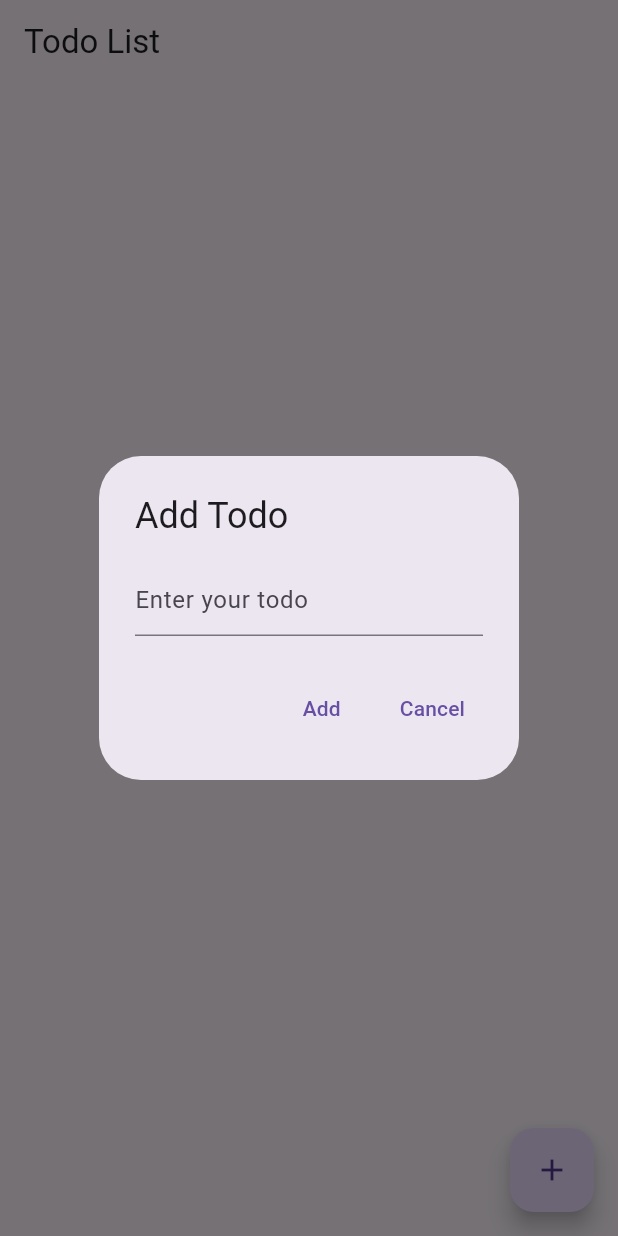
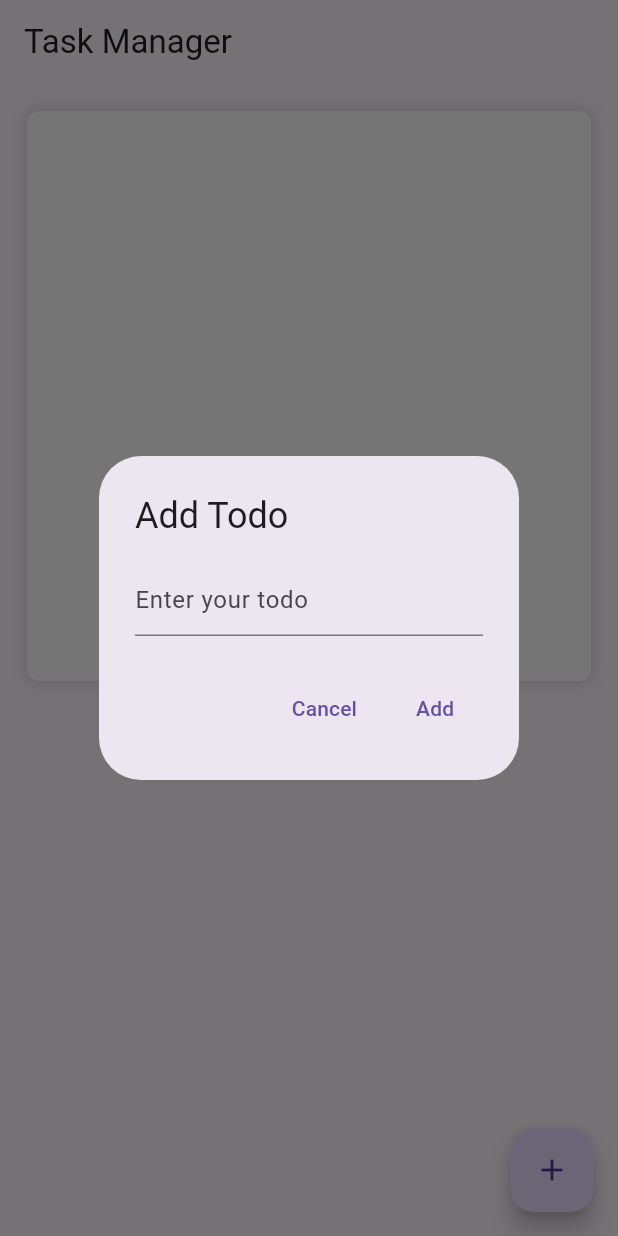
Before and after one commit to matthewincardona/task-manager, a Flutter app: the screen it shows after launch, after a tap on the "add" icon, on a phone screen of 412 x 824 dp. Run offline on Flutter 3.47's test engine with Material 3 defaults, Android fonts, the phone set to English and light mode, and no system bars.

```diff
--- a/lib/view/todo_view.dart
+++ b/lib/view/todo_view.dart
@@ -6,6 +6,7 @@ class TodoView extends StatefulWidget {
   const TodoView({Key? key}) : super(key: key);
 
   @override
+  // ignore: library_private_types_in_public_api
   _TodoViewState createState() => _TodoViewState();
 }
 
@@ -14,11 +15,36 @@ class _TodoViewState extends State<TodoView> {
   Widget build(BuildContext context) {
     return Scaffold(
       appBar: AppBar(
-        title: const Text('Todo List'),
+        title: const Text('Task Manager'),
       ),
       body: Consumer<TodoViewModel>(
         builder: (context, viewModel, child) {
-          return ListView.builder(
+          return Column(
+            children: [
+              // Your todo list here
+              Container(
+                margin: const EdgeInsets.all(18.0),
+                padding: const EdgeInsets.fromLTRB(
+                    10.0, 15.0, 10.0, 15.0), // Adjust margin as needed
+                decoration: BoxDecoration(
+                  color: Colors.white, // Set background color to white
+                  borderRadius: BorderRadius.circular(8.0), // Round corners
+                  boxShadow: [
+                    BoxShadow(
+                      color: Colors.grey.withOpacity(0.3),
+                      spreadRadius: 2,
+                      blurRadius: 7,
+                      offset: const Offset(0, 0), // changes position of shadow
+                    ),
+                  ],
+                ),
+                child: ConstrainedBox(
+                  constraints: const BoxConstraints.tightFor(
+                      height: 350), // Fixed height for the todo list
+                  child: SingleChildScrollView(
+                    child: SizedBox(
+                      height: 350, // Fixed height for the todo list
+                      child: ListView.builder(
                         itemCount: viewModel.todos.length,
                         itemBuilder: (context, index) {
                           final todo = viewModel.todos[index];
@@ -27,7 +53,8 @@ class _TodoViewState extends State<TodoView> {
                             title: Text(
                               todo.title,
                               style: todo.isCompleted
-                      ? TextStyle(decoration: TextDecoration.lineThrough)
+                                  ? const TextStyle(
+                                      decoration: TextDecoration.lineThrough)
                                   : null,
                             ),
                             value: todo.isCompleted,
@@ -38,6 +65,16 @@ class _TodoViewState extends State<TodoView> {
                             },
                           );
                         },
+                      ),
+                    ),
+                  ),
+                ),
+              ),
+              // Countdown view
+              Text(
+                'Time until todos clear: ${viewModel.calculateTimeUntilMidnight().toString()}',
+              ),
+            ],
           );
         },
       ),
@@ -65,6 +102,12 @@ class _TodoViewState extends State<TodoView> {
           actions: <Widget>[
             TextButton(
               onPressed: () {
+                Navigator.pop(context);
+              },
+              child: const Text('Cancel'),
+            ),
+            TextButton(
+              onPressed: () {
                 if (newTodo.isNotEmpty) {
                   Provider.of<TodoViewModel>(context, listen: false)
                       .addTodo(newTodo);
@@ -73,12 +116,6 @@ class _TodoViewState extends State<TodoView> {
               },
               child: const Text('Add'),
             ),
-            TextButton(
-              onPressed: () {
-                Navigator.pop(context);
-              },
-              child: const Text('Cancel'),
-            ),
           ],
         );
       },
--- a/lib/view_model/todo_view_model.dart
+++ b/lib/view_model/todo_view_model.dart
@@ -1,18 +1,70 @@
+import 'dart:async';
 import 'package:flutter/material.dart';
 import '../model/todo.dart';
 
 class TodoViewModel extends ChangeNotifier {
   final List<Todo> _todos = [];
+  late Timer _timer;
+  late Duration _timeUntilMidnight;
 
   List<Todo> get todos => _todos;
 
+  // Method to add a todo
   void addTodo(String title) {
     _todos.add(Todo(title: title));
     notifyListeners();
   }
 
+  // Method to toggle a todo
   void toggleTodo(int index) {
     _todos[index].isCompleted = !_todos[index].isCompleted;
     notifyListeners();
   }
+
+  // Method to clear all todos
+  void clearTodos() {
+    _todos.clear();
+    notifyListeners();
+  }
+
+  // Method to calculate the time remaining until midnight EST
+  String calculateTimeUntilMidnight() {
+    Duration timeUntilMidnight = DateTime(
+      DateTime.now().year,
+      DateTime.now().month,
+      DateTime.now().day + 1,
+      0,
+      0,
+    ).difference(DateTime.now());
+
+    int hours = timeUntilMidnight.inHours;
+    int minutes = timeUntilMidnight.inMinutes.remainder(60);
+
+    return '${hours.toString().padLeft(2, '0')}:${minutes.toString().padLeft(2, '0')}';
+  }
+
+  // Method to start the countdown timer
+  void startCountdownTimer() {
+    _timer = Timer.periodic(const Duration(seconds: 1), (timer) {
+      if (_timeUntilMidnight.inSeconds > 0) {
+        _timeUntilMidnight -= const Duration(seconds: 1);
+        notifyListeners();
+      } else {
+        _timer.cancel();
+      }
+    });
+  }
+
+  // Constructor to set up the countdown timer when the view model is created
+  TodoViewModel() {
+    calculateTimeUntilMidnight();
+    startCountdownTimer();
+  }
+
+  // Dispose method to cancel the timer when the view model is no longer needed
+  @override
+  void dispose() {
+    _timer.cancel();
+    super.dispose();
+  }
 }
```
Lines whose indentation alone changed are shown as unchanged.
